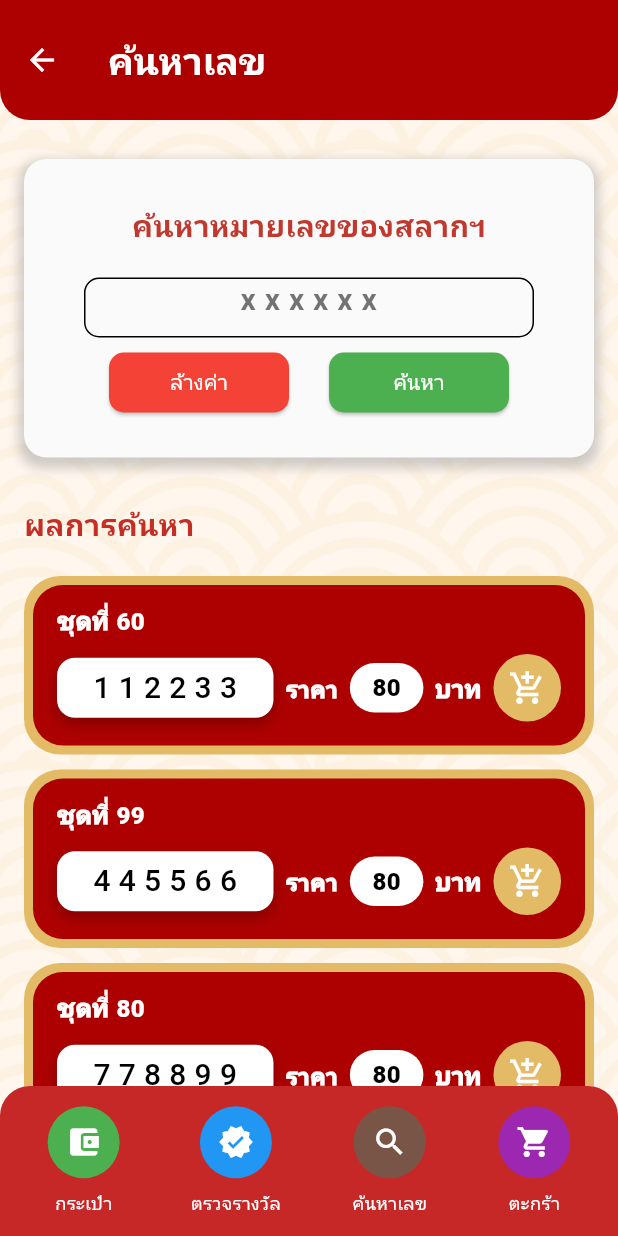
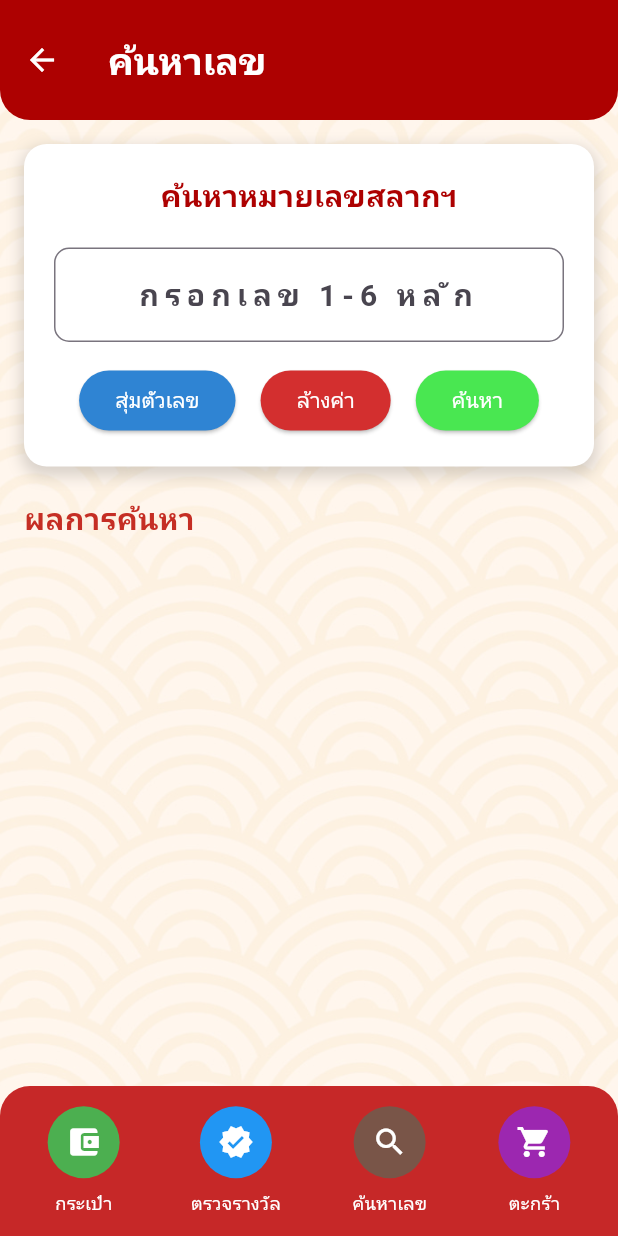
Before and after one commit to Chonrattiz/MobileLottoly, a Flutter app: the SearchPage screen opened directly with empty values, on a phone screen of 412 x 824 dp. Run offline on Flutter 3.47's test engine with Material 3 defaults, Android fonts, the phone set to English and light mode, and no system bars; our stand-ins replace google_fonts; Roboto replaces fonts that are missing (Itim).

Commit message:
Update search_page.dart

```diff
--- a/lib/pages/search_page.dart
+++ b/lib/pages/search_page.dart
@@ -1,76 +1,139 @@
+import 'dart:convert';
+import 'dart:math';
 import 'package:flutter/material.dart';
 import 'package:google_fonts/google_fonts.dart';
+import 'package:http/http.dart' as http;
+import 'package:provider/provider.dart';
 import 'package:app_oracel999/pages/home.dart';
 import 'package:app_oracel999/pages/navmenu.dart';
-import 'package:provider/provider.dart';
 import 'package:app_oracel999/pages/cart_provider.dart';
+import 'package:app_oracel999/pages/lotto_item.dart';
 
-// 🔹 Model
-class SearchItem {
-  SearchItem({required this.id, required this.price, required this.number});
-  final String id; // 🆔 เลขชุด
-  final int price; // 💰 ราคา
-  final String number; // 🔢 หมายเลขสลาก
-}
-
-// 🔹 หน้า SearchPage
 class SearchPage extends StatefulWidget {
   final String userId;
   final String username;
 
-  const SearchPage({super.key, required this.userId, required this.username});
+  const SearchPage({
+    super.key,
+    required this.userId,
+    required this.username,
+  });
 
   @override
-  State<SearchPage> createState() => SearchState();
+  State<SearchPage> createState() => _SearchPageState();
 }
 
-class SearchState extends State<SearchPage> {
-  // สมมติว่านี่คือข้อมูลผลการค้นหา (ควรมาจาก API จริง)
-  final List<SearchItem> _items = [
-    SearchItem(id: '60', price: 80, number: '112233'),
-    SearchItem(id: '99', price: 80, number: '445566'),
-    SearchItem(id: '80', price: 80, number: '778899'),
-  ];
+class _SearchPageState extends State<SearchPage> {
+  final GlobalKey<ScaffoldMessengerState> _scaffoldMessengerKey = GlobalKey<ScaffoldMessengerState>();
   final TextEditingController _searchController = TextEditingController();
+  List<LottoItem> _searchResults = [];
+  bool _isLoading = false;
+  String? _searchMessage;
+
+  @override
+  void dispose() {
+    _searchController.dispose();
+    super.dispose();
+  }
+
+  // --- ฟังก์ชันสำหรับ "ค้นหา" ---
+  Future<void> _performSearch() async {
+    final query = _searchController.text.trim();
+    if (query.isEmpty) {
+      _scaffoldMessengerKey.currentState?.showSnackBar(
+        const SnackBar(content: Text('กรุณาป้อนหมายเลขที่ต้องการค้นหา')),
+      );
+      return;
+    }
+    FocusScope.of(context).unfocus();
+    setState(() { _isLoading = true; _searchMessage = null; _searchResults = []; });
+
+    try {
+      // *** แก้ไข: เปลี่ยน query parameter จาก 'q' เป็น 'number' ให้ตรงกับ Backend ***
+      final url = Uri.parse('http://192.168.6.1:8080/lotto/search?number=$query');
+      final response = await http.get(url).timeout(const Duration(seconds: 10));
+
+      if (response.statusCode == 200) {
+        final data = jsonDecode(response.body);
+        final List<dynamic> itemsJson = data['data'] ?? [];
+        _searchResults = itemsJson.map((json) => LottoItem.fromJson(json)).toList();
+        if (_searchResults.isEmpty) {
+          _searchMessage = 'ไม่พบสลากที่ตรงกับ "$query"';
+        }
+      } else {
+         throw Exception('ไม่สามารถค้นหาได้ (รหัส: ${response.statusCode})');
+      }
+    } catch(e) {
+      _searchMessage = "เกิดข้อผิดพลาด:\n${e.toString()}";
+    } finally {
+      if(mounted) { setState(() { _isLoading = false; }); }
+    }
+  }
+
+  // --- ฟังก์ชันสำหรับ "สุ่มตัวเลข" ---
+  Future<void> _getRandomNumber() async {
+     FocusScope.of(context).unfocus();
+     setState(() { _isLoading = true; _searchMessage = 'กำลังสุ่มเลข...'; _searchResults = []; });
+
+     try {
+       final url = Uri.parse('http://192.168.6.1:8080/lotto/random?sell_only=true');
+       final response = await http.get(url).timeout(const Duration(seconds: 10));
+
+       if(response.statusCode == 200) {
+          final data = jsonDecode(response.body);
+          if (data['data'] != null) {
+            final randomLotto = LottoItem.fromJson(data['data']);
+            _searchController.text = randomLotto.lotteryNumber;
+            _searchMessage = 'เจอเลขสุ่มแล้ว! กดค้นหาได้เลย';
+          } else {
+            _searchMessage = 'ไม่พบสลากสำหรับสุ่ม';
+          }
+       } else {
+         throw Exception('ไม่สามารถสุ่มเลขได้ (รหัส: ${response.statusCode})');
+       }
+     } catch(e) {
+       _searchMessage = "เกิดข้อผิดพลาด:\n${e.toString()}";
+     } finally {
+       if(mounted) { setState(() { _isLoading = false; }); }
+     }
+  }
+
+  void _addToCart(LottoItem lotto) {
+    final cart = Provider.of<CartProvider>(context, listen: false);
+    if (cart.isItemInCart(lotto)) {
+      _scaffoldMessengerKey.currentState?.showSnackBar(
+        const SnackBar(content: Text('สลากใบนี้อยู่ในตะกร้าแล้ว'), backgroundColor: Colors.orange),
+      );
+    } else {
+      final newEntry = CartEntry(lotto: lotto, colorType: 'red');
+      cart.addItem(newEntry);
+      _scaffoldMessengerKey.currentState?.showSnackBar(
+        const SnackBar(content: Text('เพิ่มลงตะกร้าสำเร็จ!'), backgroundColor: Colors.green),
+      );
+    }
+  }
 
   @override
   Widget build(BuildContext context) {
     final red = const Color(0xFFAD0101);
-
     return Container(
       decoration: const BoxDecoration(
-        image: DecorationImage(
-          image: AssetImage('assets/image/bg4.png'),
-          fit: BoxFit.cover,
-        ),
+        image: DecorationImage(image: AssetImage('assets/image/bg4.png'), fit: BoxFit.cover),
       ),
       child: Scaffold(
+        key: _scaffoldMessengerKey,
         backgroundColor: Colors.transparent,
         appBar: AppBar(
           backgroundColor: red,
-          shape: const RoundedRectangleBorder(
-            borderRadius: BorderRadius.vertical(bottom: Radius.circular(20)),
-          ),
+          shape: const RoundedRectangleBorder(borderRadius: BorderRadius.vertical(bottom: Radius.circular(20))),
           toolbarHeight: 80,
-          title: Text(
-            'ค้นหาเลข',
-            style: GoogleFonts.itim(
-              fontWeight: FontWeight.bold,
-              fontSize: 25,
-              color: Colors.white,
-            ),
-          ),
+          title: Text('ค้นหาเลข', style: GoogleFonts.itim(fontWeight: FontWeight.bold, fontSize: 25, color: Colors.white)),
           leading: IconButton(
             icon: const Icon(Icons.arrow_back, color: Colors.white),
             onPressed: () {
               Navigator.pushReplacement(
                 context,
-                MaterialPageRoute(
-                  builder: (context) => HomeScreen(
-                    username: widget.username,
-                    userId: widget.userId,
-                  ),
-                ),
+                MaterialPageRoute(builder: (context) => HomeScreen(username: widget.username, userId: widget.userId)),
               );
             },
           ),
@@ -78,266 +141,118 @@ class SearchState extends State<SearchPage> {
         body: ListView(
           padding: const EdgeInsets.fromLTRB(16, 16, 16, 32),
           children: [
+            _buildSearchCard(),
+            const SizedBox(height: 20),
+            const Text('ผลการค้นหา', style: TextStyle(fontSize: 20, fontWeight: FontWeight.bold, color: Color.fromARGB(255, 197, 46, 36))),
             const SizedBox(height: 10),
-            _buildSearchBox(),
-            const SizedBox(height: 10),
-            const Text(
-              'ผลการค้นหา',
-              style: TextStyle(
-                fontSize: 20,
-                fontWeight: FontWeight.bold,
-                color: Color.fromARGB(255, 197, 46, 36),
-              ),
-            ),
-            const SizedBox(height: 20),
-            ..._items.map((item) => SearchItemTile(item: item)),
+            _buildSearchResults(),
           ],
         ),
-        bottomNavigationBar: MyBottomNavigationBar(
-          username: widget.username,
-          userId: widget.userId,
-        ),
+        bottomNavigationBar: MyBottomNavigationBar(username: widget.username, userId: widget.userId),
       ),
     );
   }
 
-  // 🔹 กล่องค้นหา
-  Widget _buildSearchBox() {
-    return Center(
-      child: Container(
-        margin: const EdgeInsets.only(bottom: 20),
-        padding: const EdgeInsets.all(30),
+  Widget _buildSearchCard() {
+    return Container(
+      padding: const EdgeInsets.all(20),
       decoration: BoxDecoration(
-          color: const Color.fromARGB(255, 250, 250, 250),
+        color: Colors.white,
         borderRadius: BorderRadius.circular(15),
-          boxShadow: [
-            BoxShadow(
-              color: Colors.grey.withOpacity(0.5),
-              spreadRadius: 3,
-              blurRadius: 6,
-              offset: const Offset(0, 4),
-            ),
-          ],
+        boxShadow: [BoxShadow(color: Colors.black.withOpacity(0.15), spreadRadius: 2, blurRadius: 8, offset: const Offset(0, 4))],
       ),
       child: Column(
         mainAxisSize: MainAxisSize.min,
         children: [
-            const Text(
-              "ค้นหาหมายเลขของสลากฯ",
-              style: TextStyle(
-                fontSize: 20,
-                fontWeight: FontWeight.bold,
-                color: Color.fromRGBO(193, 56, 46, 1),
+          const Text("ค้นหาหมายเลขสลากฯ", style: TextStyle(fontSize: 20, fontWeight: FontWeight.bold, color: Color(0xFFAD0101))),
+          const SizedBox(height: 20),
+          TextField(
+            controller: _searchController,
+            textAlign: TextAlign.center,
+            style: const TextStyle(fontSize: 20, color: Colors.black, fontWeight: FontWeight.bold, letterSpacing: 4),
+            keyboardType: TextInputType.number,
+            maxLength: 6,
+            decoration: InputDecoration(
+              hintText: 'กรอกเลข 1-6 หลัก',
+              counterText: "",
+              border: OutlineInputBorder(borderRadius: BorderRadius.circular(10)),
             ),
           ),
-            const SizedBox(height: 20),
-            SizedBox(
-              width: 300,
-              height: 40,
-              child: TextField(
-                controller: _searchController,
-                textAlign: TextAlign.center,
-                style: const TextStyle(
-                  fontSize: 20,
-                  color: Colors.black,
-                  fontWeight: FontWeight.bold,
-                ),
-                decoration: InputDecoration(
-                  hintText: 'x x x x x x',
-                  hintStyle: const TextStyle(
-                    fontSize: 20,
-                    color: Colors.black54,
-                  ),
-                  enabledBorder: OutlineInputBorder(
-                    borderRadius: BorderRadius.circular(10),
-                    borderSide: const BorderSide(
-                      color: Colors.black,
-                      width: 1.0,
-                    ),
-                  ),
-                  focusedBorder: OutlineInputBorder(
-                    borderSide: const BorderSide(
-                      color: Colors.black,
-                      width: 2.0,
-                    ),
-                  ),
-                ),
-              ),
-            ),
-            const SizedBox(height: 10),
+          const SizedBox(height: 15),
           Row(
             mainAxisAlignment: MainAxisAlignment.spaceEvenly,
             children: [
-                _buildButton("ล้างค่า", Colors.red, () {
-                  _searchController.clear();
-                }),
-                _buildButton("ค้นหา", Colors.green, () {
-                  print("ค้นหา: ${_searchController.text}");
-                  // TODO: เพิ่ม Logic การค้นหาจริง
-                }),
+              ElevatedButton(onPressed: _getRandomNumber, style: ElevatedButton.styleFrom(backgroundColor: const Color.fromARGB(255, 47, 132, 211)), child: const Text('สุ่มตัวเลข', style: TextStyle(color: Colors.white))),
+              ElevatedButton(onPressed: () { _searchController.clear(); setState(() { _searchResults = []; _searchMessage = null; }); }, style: ElevatedButton.styleFrom(backgroundColor: Colors.red[700]), child: const Text('ล้างค่า', style: TextStyle(color: Colors.white))),
+              ElevatedButton(onPressed: _performSearch, style: ElevatedButton.styleFrom(backgroundColor: const Color.fromARGB(255, 73, 231, 81)), child: const Text('ค้นหา', style: TextStyle(color: Colors.white))),
             ],
           ),
         ],
       ),
-      ),
     );
   }
 
-  Widget _buildButton(String text, Color color, VoidCallback onPressed) {
-    return SizedBox(
-      width: 120, // ขยายปุ่มเล็กน้อย
-      height: 40,
-      child: ElevatedButton(
-        onPressed: onPressed,
-        child: Text(text),
-        style: ElevatedButton.styleFrom(
-          backgroundColor: color,
-          foregroundColor: Colors.white,
-          shape: RoundedRectangleBorder(
-            borderRadius: BorderRadius.circular(10),
-          ),
-        ),
-      ),
+  Widget _buildSearchResults() {
+    if (_isLoading) {
+      return const Center(child: Padding(padding: EdgeInsets.all(16.0), child: CircularProgressIndicator(color: Colors.white)));
+    }
+    if (_searchMessage != null) {
+      return Center(child: Padding(padding: const EdgeInsets.all(16.0), child: Text(_searchMessage!, style: const TextStyle(color: Colors.white, fontSize: 18))));
+    }
+    return Column(
+      children: _searchResults.map((item) => _SearchResultTile(item: item, onAddToCart: () => _addToCart(item))).toList(),
     );
   }
 }
 
-// 🔹 การ์ดแสดงผลการค้นหา
-class SearchItemTile extends StatelessWidget {
-  const SearchItemTile({super.key, required this.item});
-  final SearchItem item;
+class _SearchResultTile extends StatelessWidget {
+  final LottoItem item;
+  final VoidCallback onAddToCart;
+  const _SearchResultTile({required this.item, required this.onAddToCart});
 
   @override
   Widget build(BuildContext context) {
-    final red = const Color(0xFFAD0101);
-    final gold = const Color(0xFFE3BB66);
-
+    const cardColor = Color(0xFFB71C1C);
+    const borderColor = Color(0xFFE3BB66);
     return Container(
       margin: const EdgeInsets.only(bottom: 10),
       padding: const EdgeInsets.all(6),
-      decoration: BoxDecoration(
-        color: gold,
-        borderRadius: BorderRadius.circular(24),
-      ),
+      decoration: BoxDecoration(color: borderColor, borderRadius: BorderRadius.circular(24)),
       child: Container(
         padding: const EdgeInsets.fromLTRB(16, 12, 16, 16),
-        decoration: BoxDecoration(
-          color: red,
-          borderRadius: BorderRadius.circular(20),
-        ),
+        decoration: BoxDecoration(color: cardColor, borderRadius: BorderRadius.circular(20)),
+        child: Row(
+          children: [
+            Expanded(
               child: Column(
                 crossAxisAlignment: CrossAxisAlignment.start,
                 children: [
-            Text(
-              'ชุดที่ ${item.id}',
-              style: const TextStyle(
-                color: Colors.white,
-                fontWeight: FontWeight.w900,
-                fontSize: 16,
+                  Text('รหัสสลาก: ${item.lottoId}', style: const TextStyle(color: Colors.white, fontWeight: FontWeight.w900, fontSize: 16)),
+                  const SizedBox(height: 10),
+                  Container(
+                    width: double.infinity,
+                    padding: const EdgeInsets.symmetric(vertical: 8),
+                    decoration: BoxDecoration(color: Colors.white, borderRadius: BorderRadius.circular(12)),
+                    child: Center(child: Text(item.lotteryNumber.split('').join(' '), style: const TextStyle(fontWeight: FontWeight.bold, fontSize: 20, color: Colors.black))),
+                  ),
+                ],
               ),
             ),
-            const SizedBox(height: 10),
-            Row(
+            const SizedBox(width: 16),
+            Column(
               children: [
-                Expanded(
-                  child: Container(
-                    height: 40,
-                    alignment: Alignment.center,
-                    decoration: BoxDecoration(
-                        color: Colors.white,
-                        borderRadius: BorderRadius.circular(12),
-                        boxShadow: const [
-                          BoxShadow(
-                              color: Colors.black26,
-                              blurRadius: 8,
-                              offset: Offset(0, 4))
-                        ]),
-                    child: Text(
-                      item.number.split('').join(' '), // แสดงเลขสลาก
-                      style: const TextStyle(
-                        fontWeight: FontWeight.w500,
-                        fontSize: 20,
-                        color: Colors.black,
-                      ),
-                    ),
-                  ),
-                ),
-                const SizedBox(width: 8),
-                const Text('ราคา',
-                    style: TextStyle(
-                        color: Colors.white,
-                        fontWeight: FontWeight.w900,
-                        fontSize: 15)),
-                const SizedBox(width: 8),
-                Container(
-                  padding:
-                      const EdgeInsets.symmetric(horizontal: 15, vertical: 5),
-                  decoration: BoxDecoration(
-                    color: Colors.white,
-                    borderRadius: BorderRadius.circular(999),
-                  ),
-                  child: Text(
-                    '${item.price}',
-                    style: const TextStyle(
-                        fontWeight: FontWeight.w900,
-                        fontSize: 16,
-                        color: Colors.black),
-                  ),
-                ),
-                const SizedBox(width: 8),
-                const Text('บาท',
-                    style: TextStyle(
-                        color: Colors.white,
-                        fontWeight: FontWeight.w900,
-                        fontSize: 16)),
-                const SizedBox(width: 8),
-                // 🛒 ปุ่มเพิ่มลงตะกร้า
+                Text('${item.price.toStringAsFixed(0)} บาท', style: const TextStyle(color: Colors.white, fontWeight: FontWeight.bold, fontSize: 16)),
+                const SizedBox(height: 8),
                 GestureDetector(
-                  onTap: () {
-                    final cartProvider =
-                        Provider.of<CartProvider>(context, listen: false);
-
-                    if (cartProvider.isItemInCart(item.id)) {
-                      ScaffoldMessenger.of(context).showSnackBar(
-                        const SnackBar(
-                          content: Text('สลากใบนี้อยู่ในตะกร้าแล้ว'),
-                          backgroundColor: Colors.orange,
-                          duration: Duration(seconds: 2),
-                        ),
-                      );
-                    } else {
-                      final newItem = CartItem(
-                        id: item.id,
-                        number: item.number,
-                        price: item.price,
-                        // ✅ จุดที่แก้ไข: กำหนดสีเป็น "red"
-                        colorType: 'red',
-                      );
-                      cartProvider.addItem(newItem);
-                      ScaffoldMessenger.of(context).showSnackBar(
-                        const SnackBar(
-                          content: Text('เพิ่มลงในตะกร้าแล้ว'),
-                          backgroundColor: Colors.green,
-                          duration: Duration(seconds: 2),
-                        ),
-                      );
-                    }
-                  },
+                  onTap: onAddToCart,
                   child: Container(
                     padding: const EdgeInsets.all(10),
-                    decoration: BoxDecoration(
-                      color: const Color.fromARGB(255, 227, 187, 102),
-                      borderRadius: BorderRadius.circular(999),
-                    ),
-                    child: const Icon(
-                      Icons.add_shopping_cart,
-                      color: Colors.white,
-                      size: 25,
-                    ),
+                    decoration: BoxDecoration(color: borderColor, shape: BoxShape.circle),
+                    child: const Icon(Icons.add_shopping_cart, color: Colors.white, size: 25),
                   ),
                 ),
               ],
-            ),
+            )
           ],
         ),
       ),
```
Lines whose indentation alone changed are shown as unchanged.
